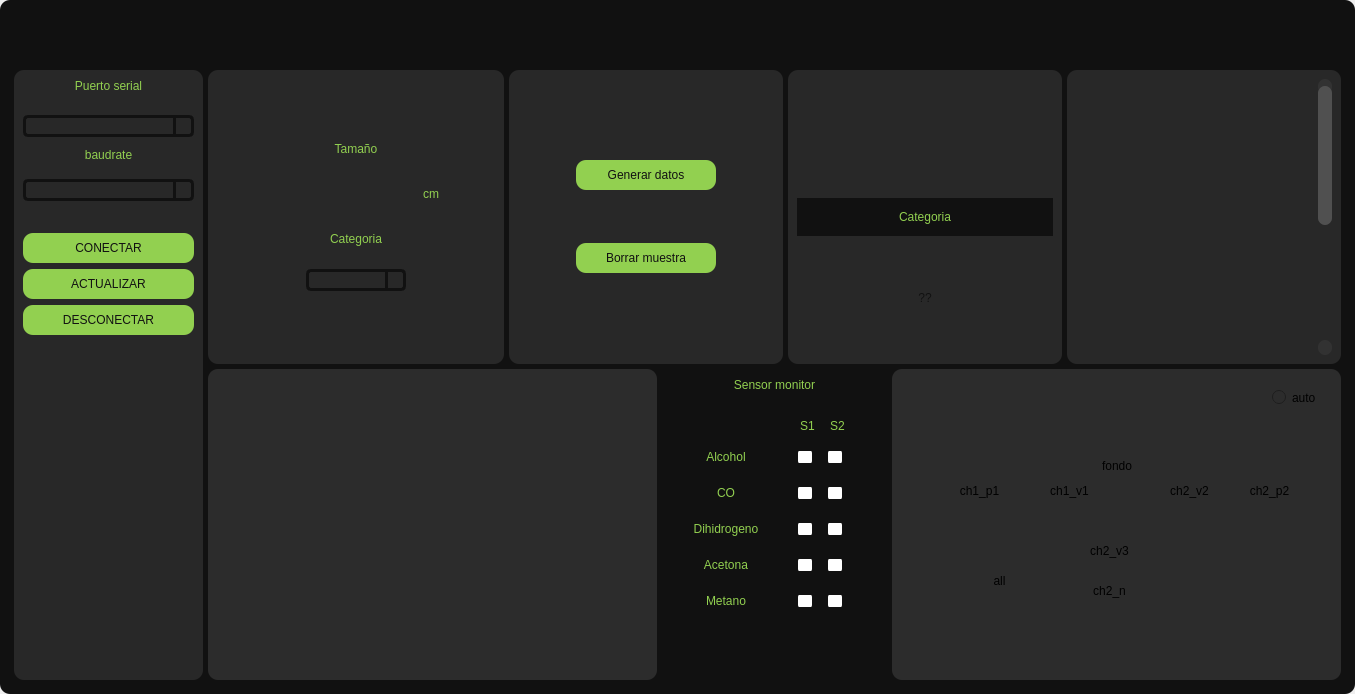
Qt form Design.ui (victor456472/HMI-Enose) before a commit.
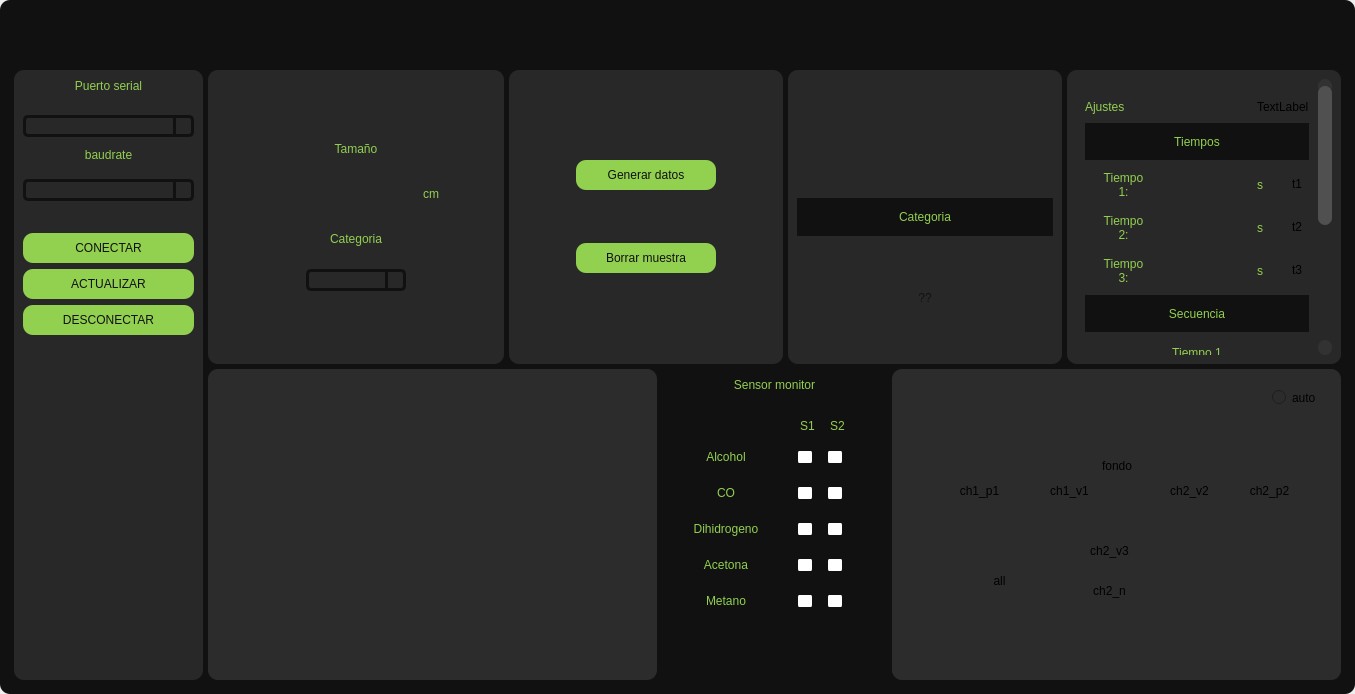
The same form after that commit. Icons and pictures are not drawn.

Commit message: beta: panel de configuracion

Patch:
```diff
--- a/Design.ui
+++ b/Design.ui
@@ -1313,11 +1313,14 @@
                      <property name="widgetResizable">
                       <bool>true</bool>
                      </property>
+                     <property name="alignment">
+                      <set>Qt::AlignCenter</set>
+                     </property>
                      <widget class="QWidget" name="scrollAreaWidgetContents">
                       <property name="geometry">
                        <rect>
                         <x>0</x>
-                        <y>0</y>
+                        <y>-254</y>
                         <width>235</width>
                         <height>518</height>
                        </rect>
@@ -1331,6 +1334,15 @@
                            <height>500</height>
                           </size>
                          </property>
+                         <property name="maximumSize">
+                          <size>
+                           <width>16777215</width>
+                           <height>16777215</height>
+                          </size>
+                         </property>
+                         <property name="layoutDirection">
+                          <enum>Qt::LeftToRight</enum>
+                         </property>
                          <property name="styleSheet">
                           <string notr="true"/>
                          </property>
@@ -1340,6 +1352,808 @@
                          <property name="frameShadow">
                           <enum>QFrame::Raised</enum>
                          </property>
+                         <layout class="QVBoxLayout" name="verticalLayout_20">
+                          <property name="leftMargin">
+                           <number>0</number>
+                          </property>
+                          <property name="rightMargin">
+                           <number>0</number>
+                          </property>
+                          <property name="bottomMargin">
+                           <number>15</number>
+                          </property>
+                          <item>
+                           <widget class="QFrame" name="frame_34">
+                            <property name="maximumSize">
+                             <size>
+                              <width>16777215</width>
+                              <height>20</height>
+                             </size>
+                            </property>
+                            <property name="frameShape">
+                             <enum>QFrame::StyledPanel</enum>
+                            </property>
+                            <property name="frameShadow">
+                             <enum>QFrame::Raised</enum>
+                            </property>
+                            <layout class="QHBoxLayout" name="horizontalLayout_9" stretch="5,1">
+                             <property name="spacing">
+                              <number>0</number>
+                             </property>
+                             <property name="leftMargin">
+                              <number>0</number>
+                             </property>
+                             <property name="topMargin">
+                              <number>0</number>
+                             </property>
+                             <property name="rightMargin">
+                              <number>0</number>
+                             </property>
+                             <property name="bottomMargin">
+                              <number>0</number>
+                             </property>
+                             <item>
+                              <widget class="QLabel" name="label_15">
+                               <property name="maximumSize">
+                                <size>
+                                 <width>16777215</width>
+                                 <height>20</height>
+                                </size>
+                               </property>
+                               <property name="styleSheet">
+                                <string notr="true">color: rgb(146,208,80);
+font:87 12pt &quot;cooper black&quot;</string>
+                               </property>
+                               <property name="text">
+                                <string>Ajustes</string>
+                               </property>
+                              </widget>
+                             </item>
+                             <item>
+                              <widget class="QLabel" name="label_16">
+                               <property name="text">
+                                <string>TextLabel</string>
+                               </property>
+                              </widget>
+                             </item>
+                            </layout>
+                           </widget>
+                          </item>
+                          <item>
+                           <widget class="QLabel" name="label_17">
+                            <property name="maximumSize">
+                             <size>
+                              <width>16777215</width>
+                              <height>37</height>
+                             </size>
+                            </property>
+                            <property name="styleSheet">
+                             <string notr="true">background-color:rgb(17,17,17);
+border-radius:0px;
+color: rgb(146,208,80);
+font:87 12pt &quot;cooper black&quot;</string>
+                            </property>
+                            <property name="text">
+                             <string>Tiempos</string>
+                            </property>
+                            <property name="alignment">
+                             <set>Qt::AlignCenter</set>
+                            </property>
+                           </widget>
+                          </item>
+                          <item>
+                           <widget class="QFrame" name="frame_35">
+                            <property name="maximumSize">
+                             <size>
+                              <width>16777215</width>
+                              <height>37</height>
+                             </size>
+                            </property>
+                            <property name="frameShape">
+                             <enum>QFrame::StyledPanel</enum>
+                            </property>
+                            <property name="frameShadow">
+                             <enum>QFrame::Raised</enum>
+                            </property>
+                            <layout class="QHBoxLayout" name="horizontalLayout_20">
+                             <property name="spacing">
+                              <number>0</number>
+                             </property>
+                             <property name="leftMargin">
+                              <number>0</number>
+                             </property>
+                             <property name="topMargin">
+                              <number>0</number>
+                             </property>
+                             <property name="rightMargin">
+                              <number>0</number>
+                             </property>
+                             <property name="bottomMargin">
+                              <number>0</number>
+                             </property>
+                             <item>
+                              <widget class="QLabel" name="label_18">
+                               <property name="minimumSize">
+                                <size>
+                                 <width>77</width>
+                                 <height>0</height>
+                                </size>
+                               </property>
+                               <property name="maximumSize">
+                                <size>
+                                 <width>77</width>
+                                 <height>16777215</height>
+                                </size>
+                               </property>
+                               <property name="styleSheet">
+                                <string notr="true">color: rgb(146,208,80);
+font:87 9pt &quot;cooper black&quot;</string>
+                               </property>
+                               <property name="text">
+                                <string>Tiempo
+1:</string>
+                               </property>
+                               <property name="alignment">
+                                <set>Qt::AlignCenter</set>
+                               </property>
+                              </widget>
+                             </item>
+                             <item>
+                              <spacer name="horizontalSpacer_8">
+                               <property name="orientation">
+                                <enum>Qt::Horizontal</enum>
+                               </property>
+                               <property name="sizeType">
+                                <enum>QSizePolicy::Fixed</enum>
+                               </property>
+                               <property name="sizeHint" stdset="0">
+                                <size>
+                                 <width>10</width>
+                                 <height>0</height>
+                                </size>
+                               </property>
+                              </spacer>
+                             </item>
+                             <item>
+                              <widget class="QLineEdit" name="lineEdit_t1">
+                               <property name="maximumSize">
+                                <size>
+                                 <width>75</width>
+                                 <height>31</height>
+                                </size>
+                               </property>
+                               <property name="styleSheet">
+                                <string notr="true">QLineEdit{
+	background-color:rgb(17,17,17);
+	border: 3px solid #92d050;
+	border-radius:5px;
+	color:rgb(255,208,80);
+	font:87 15pt &quot;cooper black&quot;;
+}
+
+146,208,80</string>
+                               </property>
+                               <property name="alignment">
+                                <set>Qt::AlignCenter</set>
+                               </property>
+                              </widget>
+                             </item>
+                             <item>
+                              <spacer name="horizontalSpacer_9">
+                               <property name="orientation">
+                                <enum>Qt::Horizontal</enum>
+                               </property>
+                               <property name="sizeType">
+                                <enum>QSizePolicy::Fixed</enum>
+                               </property>
+                               <property name="sizeHint" stdset="0">
+                                <size>
+                                 <width>10</width>
+                                 <height>20</height>
+                                </size>
+                               </property>
+                              </spacer>
+                             </item>
+                             <item>
+                              <widget class="QLabel" name="label_19">
+                               <property name="maximumSize">
+                                <size>
+                                 <width>8</width>
+                                 <height>16777215</height>
+                                </size>
+                               </property>
+                               <property name="styleSheet">
+                                <string notr="true">color: rgb(146,208,80);
+font:87 12pt &quot;cooper black&quot;</string>
+                               </property>
+                               <property name="text">
+                                <string>s</string>
+                               </property>
+                              </widget>
+                             </item>
+                             <item>
+                              <spacer name="horizontalSpacer_10">
+                               <property name="orientation">
+                                <enum>Qt::Horizontal</enum>
+                               </property>
+                               <property name="sizeType">
+                                <enum>QSizePolicy::Fixed</enum>
+                               </property>
+                               <property name="sizeHint" stdset="0">
+                                <size>
+                                 <width>20</width>
+                                 <height>20</height>
+                                </size>
+                               </property>
+                              </spacer>
+                             </item>
+                             <item>
+                              <widget class="QPushButton" name="button_t1">
+                               <property name="text">
+                                <string>t1</string>
+                               </property>
+                              </widget>
+                             </item>
+                            </layout>
+                           </widget>
+                          </item>
+                          <item>
+                           <widget class="QFrame" name="frame_36">
+                            <property name="maximumSize">
+                             <size>
+                              <width>16777215</width>
+                              <height>37</height>
+                             </size>
+                            </property>
+                            <property name="frameShape">
+                             <enum>QFrame::StyledPanel</enum>
+                            </property>
+                            <property name="frameShadow">
+                             <enum>QFrame::Raised</enum>
+                            </property>
+                            <layout class="QHBoxLayout" name="horizontalLayout_21">
+                             <property name="spacing">
+                              <number>0</number>
+                             </property>
+                             <property name="leftMargin">
+                              <number>0</number>
+                             </property>
+                             <property name="topMargin">
+                              <number>0</number>
+                             </property>
+                             <property name="rightMargin">
+                              <number>0</number>
+                             </property>
+                             <property name="bottomMargin">
+                              <number>0</number>
+                             </property>
+                             <item>
+                              <widget class="QLabel" name="label_20">
+                               <property name="minimumSize">
+                                <size>
+                                 <width>77</width>
+                                 <height>0</height>
+                                </size>
+                               </property>
+                               <property name="maximumSize">
+                                <size>
+                                 <width>77</width>
+                                 <height>16777215</height>
+                                </size>
+                               </property>
+                               <property name="styleSheet">
+                                <string notr="true">color: rgb(146,208,80);
+font:87 9pt &quot;cooper black&quot;</string>
+                               </property>
+                               <property name="text">
+                                <string>Tiempo
+2:</string>
+                               </property>
+                               <property name="alignment">
+                                <set>Qt::AlignCenter</set>
+                               </property>
+                              </widget>
+                             </item>
+                             <item>
+                              <spacer name="horizontalSpacer_11">
+                               <property name="orientation">
+                                <enum>Qt::Horizontal</enum>
+                               </property>
+                               <property name="sizeType">
+                                <enum>QSizePolicy::Fixed</enum>
+                               </property>
+                               <property name="sizeHint" stdset="0">
+                                <size>
+                                 <width>10</width>
+                                 <height>20</height>
+                                </size>
+                               </property>
+                              </spacer>
+                             </item>
+                             <item>
+                              <widget class="QLineEdit" name="lineEdit_t2">
+                               <property name="minimumSize">
+                                <size>
+                                 <width>75</width>
+                                 <height>0</height>
+                                </size>
+                               </property>
+                               <property name="maximumSize">
+                                <size>
+                                 <width>75</width>
+                                 <height>31</height>
+                                </size>
+                               </property>
+                               <property name="styleSheet">
+                                <string notr="true">QLineEdit{
+	background-color:rgb(17,17,17);
+	border: 3px solid #92d050;
+	border-radius:5px;
+	color:rgb(255,208,80);
+	font:87 15pt &quot;cooper black&quot;;
+}
+
+146,208,80</string>
+                               </property>
+                               <property name="alignment">
+                                <set>Qt::AlignCenter</set>
+                               </property>
+                              </widget>
+                             </item>
+                             <item>
+                              <spacer name="horizontalSpacer_12">
+                               <property name="orientation">
+                                <enum>Qt::Horizontal</enum>
+                               </property>
+                               <property name="sizeType">
+                                <enum>QSizePolicy::Fixed</enum>
+                               </property>
+                               <property name="sizeHint" stdset="0">
+                                <size>
+                                 <width>10</width>
+                                 <height>20</height>
+                                </size>
+                               </property>
+                              </spacer>
+                             </item>
+                             <item>
+                              <widget class="QLabel" name="label_21">
+                               <property name="maximumSize">
+                                <size>
+                                 <width>8</width>
+                                 <height>16777215</height>
+                                </size>
+                               </property>
+                               <property name="styleSheet">
+                                <string notr="true">color: rgb(146,208,80);
+font:87 12pt &quot;cooper black&quot;</string>
+                               </property>
+                               <property name="text">
+                                <string>s</string>
+                               </property>
+                              </widget>
+                             </item>
+                             <item>
+                              <spacer name="horizontalSpacer_13">
+                               <property name="orientation">
+                                <enum>Qt::Horizontal</enum>
+                               </property>
+                               <property name="sizeType">
+                                <enum>QSizePolicy::Fixed</enum>
+                               </property>
+                               <property name="sizeHint" stdset="0">
+                                <size>
+                                 <width>20</width>
+                                 <height>20</height>
+                                </size>
+                               </property>
+                              </spacer>
+                             </item>
+                             <item>
+                              <widget class="QPushButton" name="button_t2">
+                               <property name="sizePolicy">
+                                <sizepolicy hsizetype="Minimum" vsizetype="Fixed">
+                                 <horstretch>0</horstretch>
+                                 <verstretch>0</verstretch>
+                                </sizepolicy>
+                               </property>
+                               <property name="text">
+                                <string>t2</string>
+                               </property>
+                              </widget>
+                             </item>
+                            </layout>
+                           </widget>
+                          </item>
+                          <item>
+                           <widget class="QFrame" name="frame_37">
+                            <property name="maximumSize">
+                             <size>
+                              <width>16777215</width>
+                              <height>37</height>
+                             </size>
+                            </property>
+                            <property name="frameShape">
+                             <enum>QFrame::StyledPanel</enum>
+                            </property>
+                            <property name="frameShadow">
+                             <enum>QFrame::Raised</enum>
+                            </property>
+                            <layout class="QHBoxLayout" name="horizontalLayout_22">
+                             <property name="spacing">
+                              <number>0</number>
+                             </property>
+                             <property name="leftMargin">
+                              <number>0</number>
+                             </property>
+                             <property name="topMargin">
+                              <number>0</number>
+                             </property>
+                             <property name="rightMargin">
+                              <number>0</number>
+                             </property>
+                             <property name="bottomMargin">
+                              <number>0</number>
+                             </property>
+                             <item>
+                              <widget class="QLabel" name="label_22">
+                               <property name="minimumSize">
+                                <size>
+                                 <width>77</width>
+                                 <height>0</height>
+                                </size>
+                               </property>
+                               <property name="maximumSize">
+                                <size>
+                                 <width>77</width>
+                                 <height>16777215</height>
+                                </size>
+                               </property>
+                               <property name="styleSheet">
+                                <string notr="true">color: rgb(146,208,80);
+font:87 9pt &quot;cooper black&quot;</string>
+                               </property>
+                               <property name="text">
+                                <string>Tiempo
+3:</string>
+                               </property>
+                               <property name="alignment">
+                                <set>Qt::AlignCenter</set>
+                               </property>
+                              </widget>
+                             </item>
+                             <item>
+                              <spacer name="horizontalSpacer_14">
+                               <property name="orientation">
+                                <enum>Qt::Horizontal</enum>
+                               </property>
+                               <property name="sizeType">
+                                <enum>QSizePolicy::Fixed</enum>
+                               </property>
+                               <property name="sizeHint" stdset="0">
+                                <size>
+                                 <width>10</width>
+                                 <height>20</height>
+                                </size>
+                               </property>
+                              </spacer>
+                             </item>
+                             <item>
+                              <widget class="QLineEdit" name="lineEdit_3">
+                               <property name="minimumSize">
+                                <size>
+                                 <width>75</width>
+                                 <height>0</height>
+                                </size>
+                               </property>
+                               <property name="maximumSize">
+                                <size>
+                                 <width>75</width>
+                                 <height>31</height>
+                                </size>
+                               </property>
+                               <property name="styleSheet">
+                                <string notr="true">QLineEdit{
+	background-color:rgb(17,17,17);
+	border: 3px solid #92d050;
+	border-radius:5px;
+	color:rgb(255,208,80);
+	font:87 15pt &quot;cooper black&quot;;
+}
+
+146,208,80</string>
+                               </property>
+                               <property name="alignment">
+                                <set>Qt::AlignCenter</set>
+                               </property>
+                              </widget>
+                             </item>
+                             <item>
+                              <spacer name="horizontalSpacer_15">
+                               <property name="orientation">
+                                <enum>Qt::Horizontal</enum>
+                               </property>
+                               <property name="sizeType">
+                                <enum>QSizePolicy::Fixed</enum>
+                               </property>
+                               <property name="sizeHint" stdset="0">
+                                <size>
+                                 <width>10</width>
+                                 <height>20</height>
+                                </size>
+                               </property>
+                              </spacer>
+                             </item>
+                             <item>
+                              <widget class="QLabel" name="label_23">
+                               <property name="maximumSize">
+                                <size>
+                                 <width>8</width>
+                                 <height>16777215</height>
+                                </size>
+                               </property>
+                               <property name="styleSheet">
+                                <string notr="true">color: rgb(146,208,80);
+font:87 12pt &quot;cooper black&quot;</string>
+                               </property>
+                               <property name="text">
+                                <string>s</string>
+                               </property>
+                              </widget>
+                             </item>
+                             <item>
+                              <spacer name="horizontalSpacer_16">
+                               <property name="orientation">
+                                <enum>Qt::Horizontal</enum>
+                               </property>
+                               <property name="sizeType">
+                                <enum>QSizePolicy::Fixed</enum>
+                               </property>
+                               <property name="sizeHint" stdset="0">
+                                <size>
+                                 <width>20</width>
+                                 <height>20</height>
+                                </size>
+                               </property>
+                              </spacer>
+                             </item>
+                             <item>
+                              <widget class="QPushButton" name="button_t3">
+                               <property name="sizePolicy">
+                                <sizepolicy hsizetype="Minimum" vsizetype="Fixed">
+                                 <horstretch>0</horstretch>
+                                 <verstretch>0</verstretch>
+                                </sizepolicy>
+                               </property>
+                               <property name="text">
+                                <string>t3</string>
+                               </property>
+                              </widget>
+                             </item>
+                            </layout>
+                           </widget>
+                          </item>
+                          <item>
+                           <widget class="QLabel" name="label_25">
+                            <property name="maximumSize">
+                             <size>
+                              <width>16777215</width>
+                              <height>37</height>
+                             </size>
+                            </property>
+                            <property name="styleSheet">
+                             <string notr="true">background-color:rgb(17,17,17);
+border-radius:0px;
+color: rgb(146,208,80);
+font:87 12pt &quot;cooper black&quot;</string>
+                            </property>
+                            <property name="text">
+                             <string>Secuencia</string>
+                            </property>
+                            <property name="alignment">
+                             <set>Qt::AlignCenter</set>
+                            </property>
+                           </widget>
+                          </item>
+                          <item>
+                           <widget class="QLabel" name="label_24">
+                            <property name="maximumSize">
+                             <size>
+                              <width>16777215</width>
+                              <height>30</height>
+                             </size>
+                            </property>
+                            <property name="styleSheet">
+                             <string notr="true">color: rgb(146,208,80);
+font:87 10pt &quot;cooper black&quot;</string>
+                            </property>
+                            <property name="text">
+                             <string>Tiempo 1</string>
+                            </property>
+                            <property name="alignment">
+                             <set>Qt::AlignCenter</set>
+                            </property>
+                           </widget>
+                          </item>
+                          <item>
+                           <widget class="QFrame" name="frame_38">
+                            <property name="maximumSize">
+                             <size>
+                              <width>16777215</width>
+                              <height>37</height>
+                             </size>
+                            </property>
+                            <property name="frameShape">
+                             <enum>QFrame::StyledPanel</enum>
+                            </property>
+                            <property name="frameShadow">
+                             <enum>QFrame::Raised</enum>
+                            </property>
+                            <layout class="QHBoxLayout" name="horizontalLayout_23">
+                             <item>
+                              <widget class="QRadioButton" name="radioButton_inyt1">
+                               <property name="text">
+                                <string>Iny</string>
+                               </property>
+                              </widget>
+                             </item>
+                             <item>
+                              <widget class="QRadioButton" name="radioButton_limpct1">
+                               <property name="text">
+                                <string>LimpC</string>
+                               </property>
+                              </widget>
+                             </item>
+                             <item>
+                              <widget class="QRadioButton" name="radioButton_volt1">
+                               <property name="text">
+                                <string>Vol</string>
+                               </property>
+                              </widget>
+                             </item>
+                             <item>
+                              <widget class="QRadioButton" name="radioButton_limppt1">
+                               <property name="text">
+                                <string>LimpP</string>
+                               </property>
+                              </widget>
+                             </item>
+                            </layout>
+                           </widget>
+                          </item>
+                          <item>
+                           <widget class="QLabel" name="label_26">
+                            <property name="maximumSize">
+                             <size>
+                              <width>16777215</width>
+                              <height>30</height>
+                             </size>
+                            </property>
+                            <property name="styleSheet">
+                             <string notr="true">color: rgb(146,208,80);
+font:87 10pt &quot;cooper black&quot;</string>
+                            </property>
+                            <property name="text">
+                             <string>Tiempo 2</string>
+                            </property>
+                            <property name="alignment">
+                             <set>Qt::AlignCenter</set>
+                            </property>
+                           </widget>
+                          </item>
+                          <item>
+                           <widget class="QFrame" name="frame_39">
+                            <property name="maximumSize">
+                             <size>
+                              <width>16777215</width>
+                              <height>37</height>
+                             </size>
+                            </property>
+                            <property name="frameShape">
+                             <enum>QFrame::StyledPanel</enum>
+                            </property>
+                            <property name="frameShadow">
+                             <enum>QFrame::Raised</enum>
+                            </property>
+                            <layout class="QHBoxLayout" name="horizontalLayout_24">
+                             <item>
+                              <widget class="QRadioButton" name="radioButton_inyt2">
+                               <property name="text">
+                                <string>Iny</string>
+                               </property>
+                              </widget>
+                             </item>
+                             <item>
+                              <widget class="QRadioButton" name="radioButton_limpct2">
+                               <property name="text">
+                                <string>LimpC</string>
+                               </property>
+                              </widget>
+                             </item>
+                             <item>
+                              <widget class="QRadioButton" name="radioButton_volt2">
+                               <property name="text">
+                                <string>Vol</string>
+                               </property>
+                              </widget>
+                             </item>
+                             <item>
+                              <widget class="QRadioButton" name="radioButton_limppt2">
+                               <property name="text">
+                                <string>LimpP</string>
+                               </property>
+                              </widget>
+                             </item>
+                            </layout>
+                           </widget>
+                          </item>
+                          <item>
+                           <widget class="QLabel" name="label_27">
+                            <property name="maximumSize">
+                             <size>
+                              <width>16777215</width>
+                              <height>30</height>
+                             </size>
+                            </property>
+                            <property name="styleSheet">
+                             <string notr="true">color: rgb(146,208,80);
+font:87 10pt &quot;cooper black&quot;</string>
+                            </property>
+                            <property name="text">
+                             <string>Tiempo 3</string>
+                            </property>
+                            <property name="alignment">
+                             <set>Qt::AlignCenter</set>
+                            </property>
+                           </widget>
+                          </item>
+                          <item>
+                           <widget class="QFrame" name="frame_40">
+                            <property name="maximumSize">
+                             <size>
+                              <width>16777215</width>
+                              <height>37</height>
+                             </size>
+                            </property>
+                            <property name="frameShape">
+                             <enum>QFrame::StyledPanel</enum>
+                            </property>
+                            <property name="frameShadow">
+                             <enum>QFrame::Raised</enum>
+                            </property>
+                            <layout class="QHBoxLayout" name="horizontalLayout_25">
+                             <item>
+                              <widget class="QRadioButton" name="radioButton_inyt3">
+                               <property name="text">
+                                <string>Iny</string>
+                               </property>
+                              </widget>
+                             </item>
+                             <item>
+                              <widget class="QRadioButton" name="radioButton_limpct3">
+                               <property name="text">
+                                <string>LimpC</string>
+                               </property>
+                              </widget>
+                             </item>
+                             <item>
+                              <widget class="QRadioButton" name="radioButton_volt3">
+                               <property name="text">
+                                <string>Vol</string>
+                               </property>
+                              </widget>
+                             </item>
+                             <item>
+                              <widget class="QRadioButton" name="radioButton_13">
+                               <property name="text">
+                                <string>LimpP</string>
+                               </property>
+                              </widget>
+                             </item>
+                            </layout>
+                           </widget>
+                          </item>
+                         </layout>
                         </widget>
                        </item>
                       </layout>
```
The commit also changes 1 other file.
